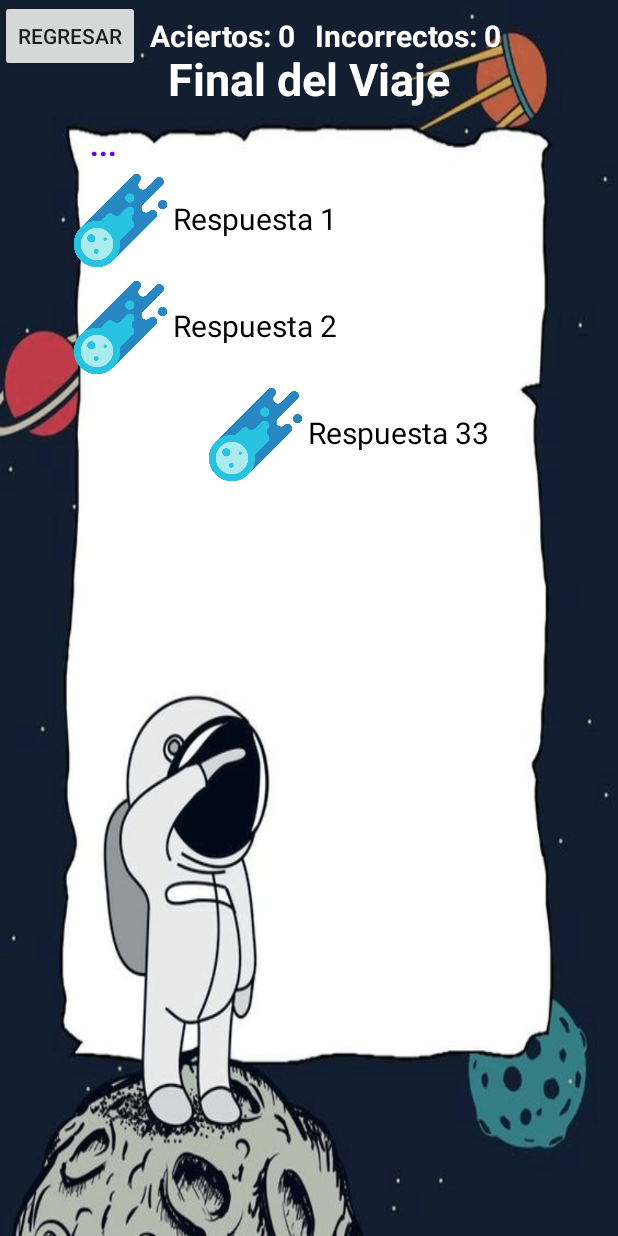
After one commit to jscervantes97/MULTIPLYFORKIDS, an Android app: the layout activity_fin_viaje.xml on its own in the app's theme, with its tools: preview values and no code run, on a phone screen of 412 x 824 dp. The commit adds this screen. Run offline under Robolectric (Android 15) with nearby library versions, the phone set to English and light mode, and no system bars.

Commit message:
desarrollo casi terminado

```diff
--- a/app/src/main/AndroidManifest.xml
+++ b/app/src/main/AndroidManifest.xml
@@ -9,7 +9,8 @@
         android:roundIcon="@mipmap/ic_launcher_round"
         android:supportsRtl="true"
         android:theme="@style/AppTheme">
-        <activity android:name=".Multiplicacion"></activity>
+        <activity android:name=".FinViajeActivity"></activity>
+        <activity android:name=".Multiplicacion" />
         <activity android:name=".SeriesNumericas" />
         <activity android:name=".IntroduccionActivity" />
         <activity android:name=".MainActivity">
--- /dev/null
+++ b/app/src/main/res/layout/activity_fin_viaje.xml
@@ -0,0 +1,155 @@
+<?xml version="1.0" encoding="utf-8"?>
+<android.widget.LinearLayout xmlns:android="http://schemas.android.com/apk/res/android"
+    xmlns:app="http://schemas.android.com/apk/res-auto"
+    xmlns:tools="http://schemas.android.com/tools"
+    android:layout_width="match_parent"
+    android:layout_height="match_parent"
+    android:background="@drawable/fondofinviaje"
+    tools:context=".FinViajeActivity" >
+
+    <ScrollView
+        android:layout_width="match_parent"
+        android:layout_height="match_parent">
+
+        <RelativeLayout
+            android:layout_width="match_parent"
+            android:layout_height="match_parent">
+            <Button
+                android:id="@+id/buttonRegresar"
+                android:layout_width="wrap_content"
+                android:layout_height="wrap_content"
+                android:text="Regresar" />
+            <TextView
+                android:id="@+id/txtAciertos"
+                android:layout_width="wrap_content"
+                android:layout_height="wrap_content"
+                android:textStyle="bold"
+                android:textSize="20dp"
+                android:layout_marginLeft="100dp"
+                android:layout_marginTop="10dp"
+                android:textColor="#FFFF"
+                android:text="Aciertos: 0"
+                />
+            <TextView
+                android:id="@+id/txtError"
+                android:layout_width="wrap_content"
+                android:layout_height="wrap_content"
+                android:textStyle="bold"
+                android:textSize="20dp"
+                android:layout_marginLeft="210dp"
+                android:layout_marginTop="10dp"
+                android:textColor="#ffFFFF"
+                android:text="Incorrectos: 0"
+                />
+            <LinearLayout
+                android:layout_width="match_parent"
+                android:layout_height="match_parent"
+                android:layout_marginTop="22dp"
+                android:orientation="vertical">
+
+                <TextView
+                    android:layout_width="match_parent"
+                    android:layout_height="wrap_content"
+                    android:layout_centerHorizontal="true"
+                    android:layout_marginTop="10dp"
+                    android:text="Final del Viaje"
+                    android:textAlignment="center"
+                    android:textColor="#ffff"
+                    android:textSize="30dp"
+                    android:textStyle="bold" />
+
+                <TextView
+                    android:id="@+id/textoEjercicio"
+                    android:layout_width="match_parent"
+                    android:layout_height="wrap_content"
+                    android:layout_centerHorizontal="true"
+                    android:layout_marginTop="10dp"
+                    android:text="..."
+                    android:textColor="#6200ed"
+                    android:textSize="20dp"
+                    android:paddingLeft="60dp"
+                    android:paddingRight="35dp"
+                    android:textStyle="bold" />
+
+                <LinearLayout
+                    android:layout_width="match_parent"
+                    android:layout_height="wrap_content"
+                    android:paddingLeft="35dp"
+                    android:paddingRight="35dp"
+                    android:layout_marginLeft="10dp"
+                    android:layout_marginTop="2dp"
+                    android:orientation="horizontal"
+                >
+                <ImageView
+                    android:id="@+id/tuimageview"
+                    android:layout_width="70dp"
+                    android:layout_height="70dp"
+                    android:src="@drawable/cometa" />
+                    <TextView
+                        android:id="@+id/respuesta1"
+                        android:layout_width="wrap_content"
+                        android:layout_height="wrap_content"
+                        android:textColor="#000000"
+                        android:layout_marginTop="20dp"
+                        android:paddingRight="20dp"
+                        android:textSize="20dp"
+                        android:text="Respuesta 1"
+                        />
+
+                </LinearLayout>
+                <LinearLayout
+                    android:layout_width="match_parent"
+                    android:layout_height="wrap_content"
+                    android:paddingLeft="35dp"
+                    android:paddingRight="35dp"
+                    android:layout_marginLeft="10dp"
+                    android:layout_marginTop="1dp"
+                    android:orientation="horizontal"
+                    >
+                    <ImageView
+                        android:id="@+id/tuimageview2"
+                        android:layout_width="70dp"
+                        android:layout_height="70dp"
+                        android:src="@drawable/cometa" />
+                    <TextView
+                        android:id="@+id/respuesta2"
+                        android:layout_width="wrap_content"
+                        android:layout_height="wrap_content"
+                        android:textColor="#000000"
+                        android:layout_marginTop="20dp"
+                        android:paddingRight="20dp"
+                        android:textSize="20dp"
+                        android:text="Respuesta 2"
+                        />
+
+                </LinearLayout>
+                <LinearLayout
+                    android:layout_width="match_parent"
+                    android:layout_height="wrap_content"
+                    android:paddingLeft="35dp"
+                    android:paddingRight="35dp"
+                    android:layout_marginLeft="100dp"
+                    android:layout_marginTop="1dp"
+                    android:orientation="horizontal"
+                    >
+                    <ImageView
+                        android:id="@+id/tuimageview3"
+                        android:layout_width="70dp"
+                        android:layout_height="70dp"
+                        android:src="@drawable/cometa" />
+                    <TextView
+                        android:id="@+id/respuesta3"
+                        android:layout_width="wrap_content"
+                        android:layout_height="wrap_content"
+                        android:textColor="#000000"
+                        android:layout_marginTop="20dp"
+                        android:paddingRight="20dp"
+                        android:textSize="20dp"
+                        android:text="Respuesta 33"
+                        />
+
+                </LinearLayout>
+            </LinearLayout>
+        </RelativeLayout>
+    </ScrollView>
+</android.widget.LinearLayout>
```
Also changed, not shown: app/src/main/java/com/example/multiplyforkids/FinViajeActivity.java (added, +352 -0 lines), app/src/main/java/com/example/multiplyforkids/IntroduccionActivity.java (+7 -1 lines), app/src/main/res/layout/activity_introduccion.xml (+9 -0 lines), app/src/main/res/drawable/asteroide.png (added), app/src/main/res/drawable/astronauta.png (added), app/src/main/res/drawable/cometa.png (added), app/src/main/res/drawable/estrellita.png (added), app/src/main/res/drawable/fondofinviaje.png (added), app/src/main/res/drawable/jupiter.png (added), app/src/main/res/drawable/lata.png (added), app/src/main/res/drawable/lemon.png (added), app/src/main/res/drawable/moneda.png (added), app/src/main/res/drawable/ovni3.png (added).
